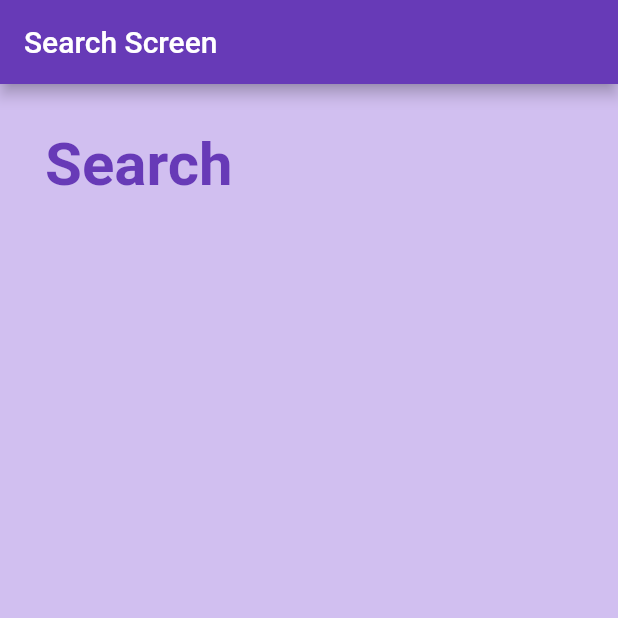
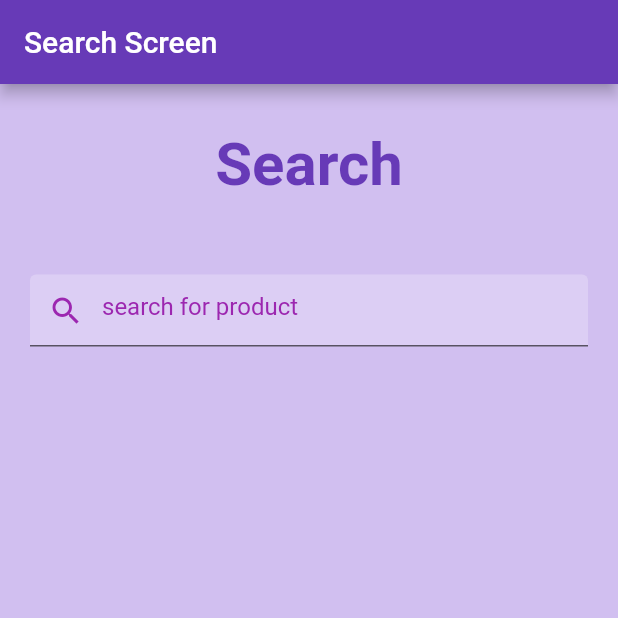
Before and after one commit to MaryamHam/product_app, a Flutter app: the SearchScreen screen opened directly, on a phone screen of 412 x 824 dp, the top half of it. Run offline on Flutter 3.47's test engine with Material 2 defaults, Android fonts, the phone set to English and light mode, and no system bars; network calls fail.

Commit message:
search textField

```diff
--- a/lib/screens/search_screen.dart
+++ b/lib/screens/search_screen.dart
@@ -9,9 +9,39 @@ class SearchScreen extends StatelessWidget {
         backgroundColor: const Color.fromARGB(255, 209, 191, 240),
         appBar: AppBar(title: Text("Search Screen"),),
 
-        body:Container(
-        margin: EdgeInsets.all(30),
-        child: Text("Search" , style: TextStyle(fontSize: 40 ,color: Colors.deepPurple,fontWeight: FontWeight.bold))),
+        body:Column(
+          children: [
+            Container(
+            margin: EdgeInsets.all(30),
+            child: Text("Search" , style: TextStyle(fontSize: 40 ,color: Colors.deepPurple,fontWeight: FontWeight.bold))
+            ),
+
+            Container(
+              margin: EdgeInsets.all(20),
+              child:  TextFormField(
+        validator: (value){
+
+        },
+
+      style: TextStyle(color: Colors.deepPurple),
+      decoration: InputDecoration(
+      filled: true,
+      fillColor:Color.fromARGB(61, 255, 255, 255),
+      hintText: "search for product",
+      prefixIcon: Icon(Icons.search, color: Colors.purple),
+      hintStyle: TextStyle(
+      color: Colors.purple,
+      ),
+
+          focusedBorder:OutlineInputBorder(
+            borderSide: BorderSide(width: 2, color: Colors.white),
+
+          ),
+
+          ), ),
+            )
+          ],
+        ),
 
 
     );
```
